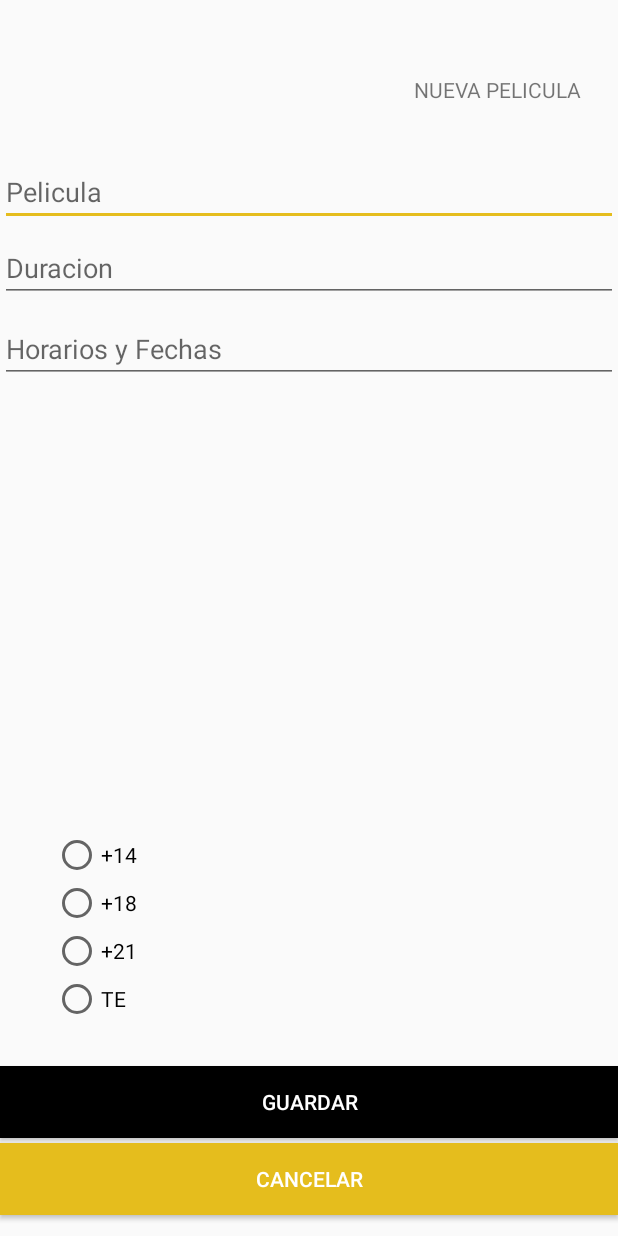
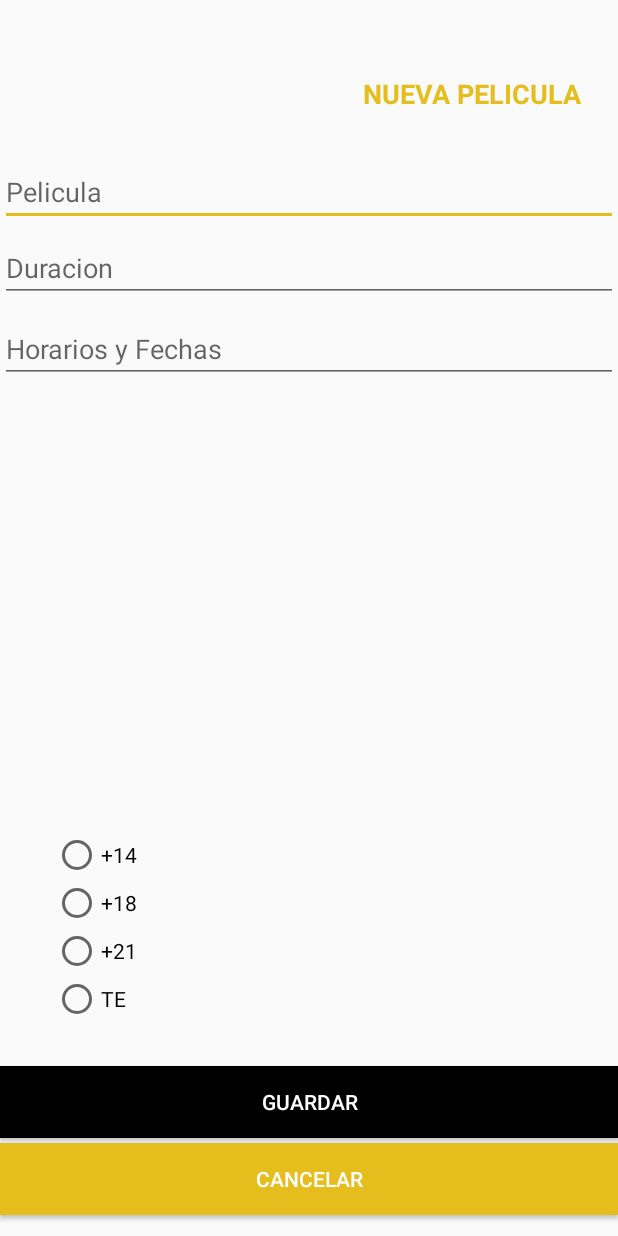
Before and after one commit to BGaeteAlvear/CinemaApp, an Android app: the CreateActivity screen opened directly, with no data from a screen before it, on a phone screen of 412 x 824 dp. Run offline under Robolectric (Android 15) with nearby library versions, the phone set to English and light mode, and no system bars.

Commit message:
guardar ok modificado

```diff
--- a/app/src/main/res/layout/activity_create.xml
+++ b/app/src/main/res/layout/activity_create.xml
@@ -28,7 +28,8 @@
             android:layout_width="wrap_content"
             android:layout_height="wrap_content" android:layout_alignParentRight="true"
             android:layout_alignParentEnd="true" android:layout_alignParentTop="true" android:layout_marginEnd="24dp"
-            android:id="@+id/textView6" android:layout_marginTop="50dp" android:layout_marginRight="24dp"/>
+            android:id="@+id/textView6" android:layout_marginTop="50dp" android:layout_marginRight="24dp"
+            android:textStyle="bold" android:textSize="18sp" android:textColor="@color/colorAccent"/>
     <EditText
             android:layout_width="match_parent"
             android:layout_height="wrap_content"
```
